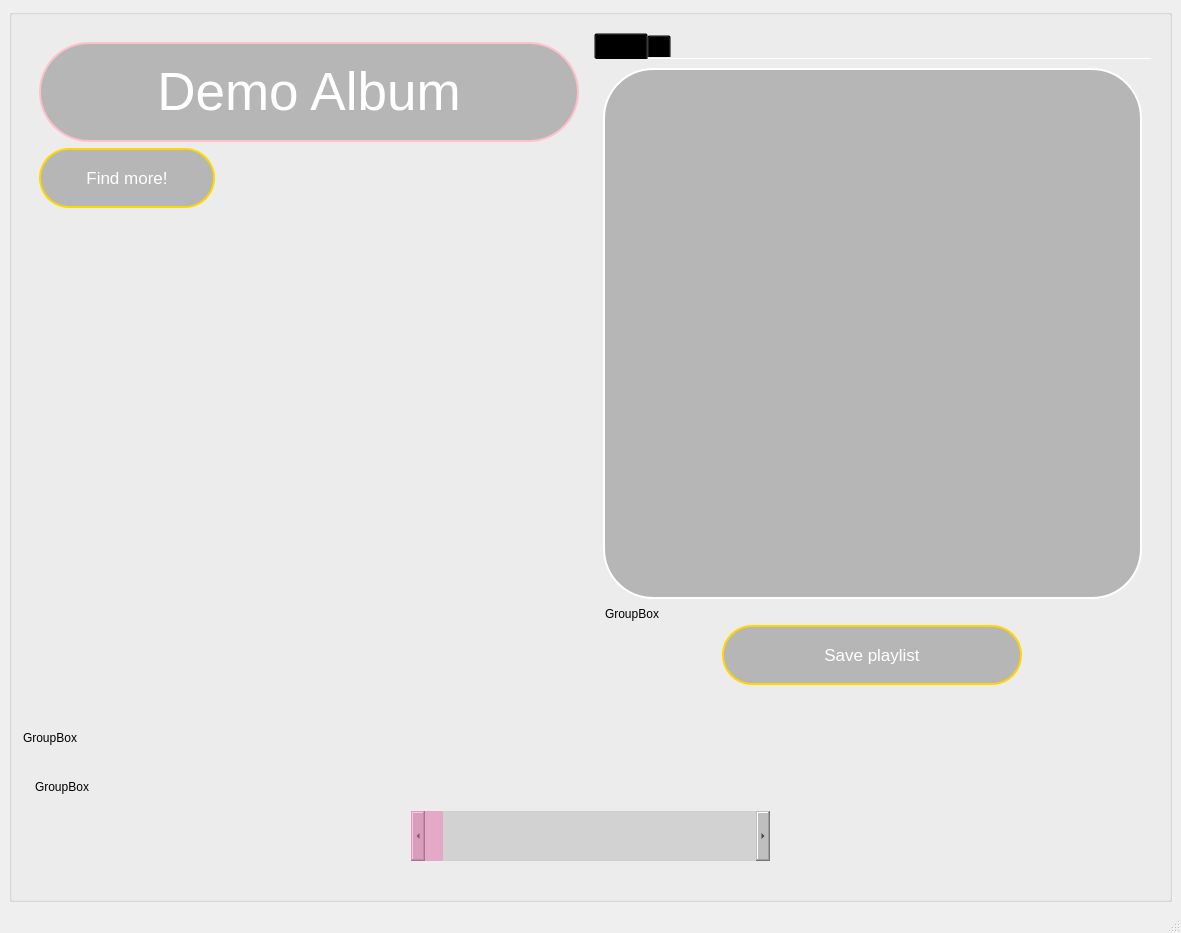
Above: ui/album_page/album_window.ui from incremen/CyberMusicStreaming before the change. Below: the same form after it.
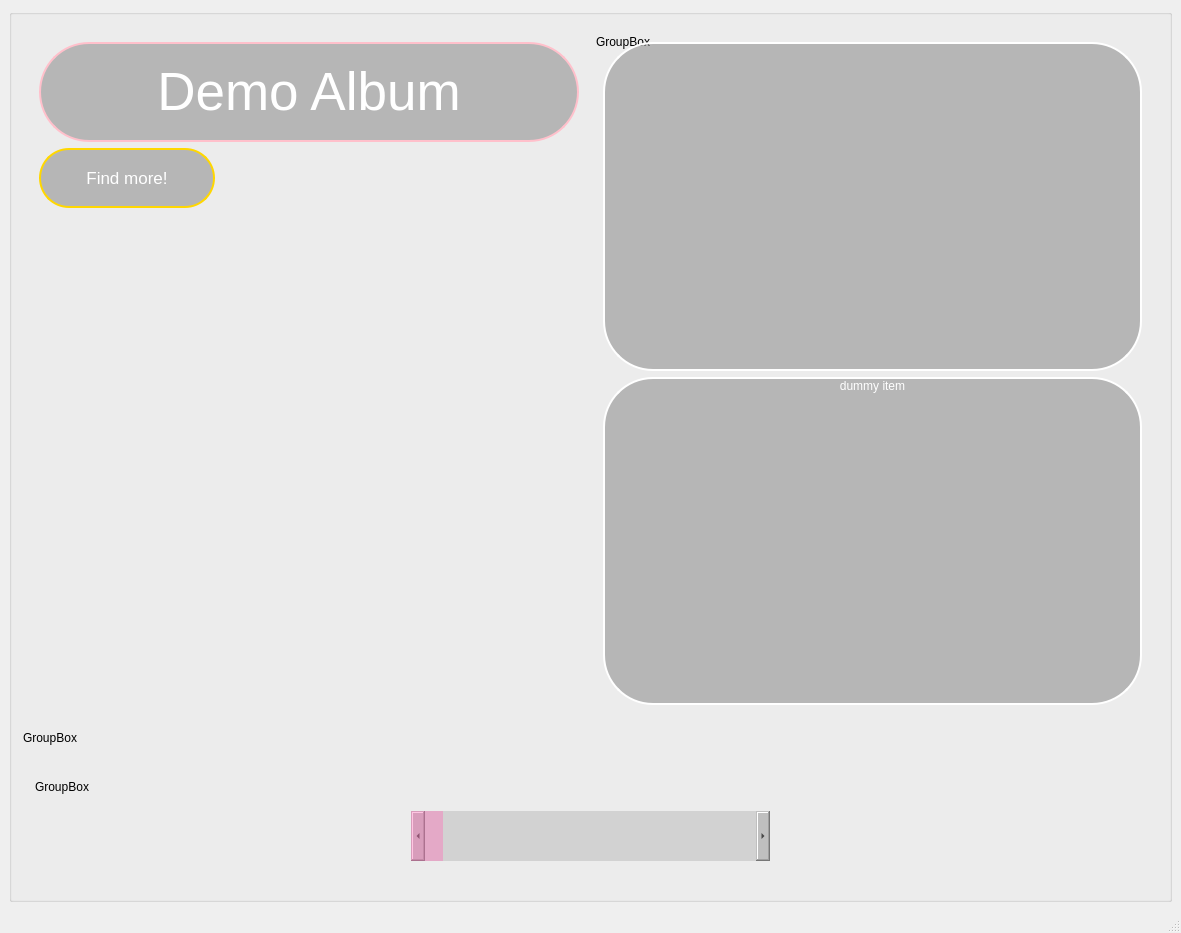
That is the form after the change. The open tabs and pages were chosen to show the change. Icons and pictures are not drawn.

Commit message: album window only has a queue not a playlist

What changed in the file:
```diff
--- a/ui/album_page/album_window.ui
+++ b/ui/album_page/album_window.ui
@@ -166,110 +166,11 @@
            </widget>
           </item>
           <item>
-           <widget class="QTabWidget" name="right_tab">
-            <property name="sizePolicy">
-             <sizepolicy hsizetype="Minimum" vsizetype="Expanding">
-              <horstretch>0</horstretch>
-              <verstretch>0</verstretch>
-             </sizepolicy>
-            </property>
-            <property name="styleSheet">
-             <string notr="true">background: transparent;</string>
-            </property>
-            <property name="currentIndex">
-             <number>1</number>
-            </property>
-            <property name="documentMode">
-             <bool>true</bool>
-            </property>
-            <widget class="QWidget" name="tab">
-             <property name="styleSheet">
-              <string notr="true">background: transparent;</string>
-             </property>
-             <attribute name="title">
-              <string>Page</string>
-             </attribute>
-             <layout class="QVBoxLayout" name="verticalLayout_2">
-              <item>
-               <widget class="QListWidget" name="play_list_widget">
-                <property name="sizePolicy">
-                 <sizepolicy hsizetype="Preferred" vsizetype="Expanding">
-                  <horstretch>0</horstretch>
-                  <verstretch>0</verstretch>
-                 </sizepolicy>
-                </property>
-                <property name="styleSheet">
-                 <string notr="true"> border: 2px solid white;
- background-color: rgba(128, 128, 128, 128);
- border-radius: 50px;
-color: white;
-
-
-</string>
-                </property>
-                <property name="frameShape">
-                 <enum>QFrame::StyledPanel</enum>
-                </property>
-                <property name="frameShadow">
-                 <enum>QFrame::Sunken</enum>
-                </property>
-               </widget>
-              </item>
-              <item>
-               <widget class="QGroupBox" name="groupBox">
-                <property name="minimumSize">
-                 <size>
-                  <width>0</width>
-                  <height>100</height>
-                 </size>
-                </property>
+           <widget class="QGroupBox" name="groupBox_3">
                 <property name="title">
                  <string>GroupBox</string>
                 </property>
-                <layout class="QHBoxLayout" name="horizontalLayout_4">
-                 <item>
-                  <widget class="QPushButton" name="search_btn_2">
-                   <property name="sizePolicy">
-                    <sizepolicy hsizetype="Minimum" vsizetype="Minimum">
-                     <horstretch>0</horstretch>
-                     <verstretch>0</verstretch>
-                    </sizepolicy>
-                   </property>
-                   <property name="maximumSize">
-                    <size>
-                     <width>300</width>
-                     <height>60</height>
-                    </size>
-                   </property>
-                   <property name="font">
-                    <font>
-                     <pointsize>13</pointsize>
-                    </font>
-                   </property>
-                   <property name="styleSheet">
-                    <string notr="true"> border: 2px solid gold;
- background-color: rgba(128, 128, 128, 128);
- border-radius: 30px;
-color: white;
-
-
-</string>
-                   </property>
-                   <property name="text">
-                    <string>Save playlist</string>
-                   </property>
-                  </widget>
-                 </item>
-                </layout>
-               </widget>
-              </item>
-             </layout>
-            </widget>
-            <widget class="QWidget" name="song_queue">
-             <attribute name="title">
-              <string/>
-             </attribute>
-             <layout class="QVBoxLayout" name="verticalLayout">
+            <layout class="QVBoxLayout" name="verticalLayout_5">
               <item>
                <widget class="QListWidget" name="songs_played_widget">
                 <property name="sizePolicy">
@@ -324,7 +225,6 @@
                </widget>
               </item>
              </layout>
-            </widget>
            </widget>
           </item>
          </layout>
```
Left out of the diff: 88 changed lines with no effect on the pictures. Lines whose indentation alone changed are shown as unchanged. The commit also changes 2 other files.
